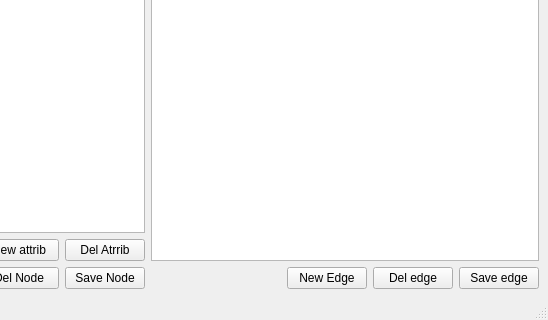
robocomp/dsr-graph, file components/change_graph/src/mainUI.ui: the form before one commit; both pictures show x 252 to 800 and y 280 to 600 of the 800 by 600 pixel window.
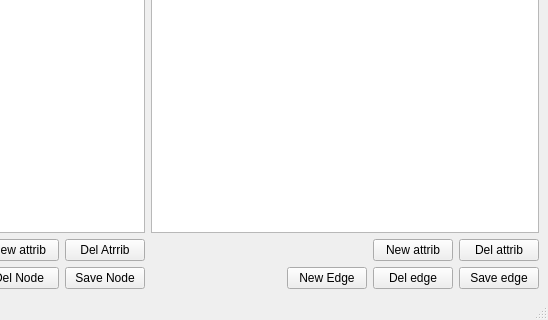
The form after the commit.

Commit message: [change_graph] New attrib edge option

```diff
--- a/components/change_graph/src/mainUI.ui
+++ b/components/change_graph/src/mainUI.ui
@@ -152,6 +152,37 @@
       <item>
        <widget class="QTableWidget" name="edge_attrib_tw"/>
       </item>
+      <item>
+       <layout class="QHBoxLayout" name="horizontalLayout_7">
+        <item>
+         <spacer name="horizontalSpacer_4">
+          <property name="orientation">
+           <enum>Qt::Horizontal</enum>
+          </property>
+          <property name="sizeHint" stdset="0">
+           <size>
+            <width>40</width>
+            <height>20</height>
+           </size>
+          </property>
+         </spacer>
+        </item>
+        <item>
+         <widget class="QPushButton" name="new_edge_attrib_pb">
+          <property name="text">
+           <string>New attrib</string>
+          </property>
+         </widget>
+        </item>
+        <item>
+         <widget class="QPushButton" name="del_edge_attrib_pb">
+          <property name="text">
+           <string>Del attrib</string>
+          </property>
+         </widget>
+        </item>
+       </layout>
+      </item>
       <item>
        <layout class="QHBoxLayout" name="horizontalLayout_4">
         <item>
```
The commit also changes 2 other files.
